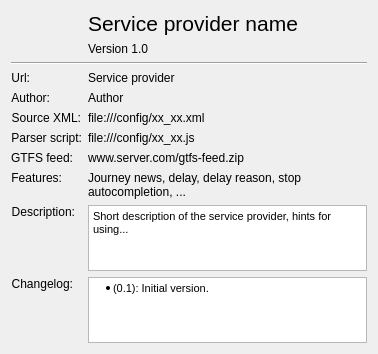
Before: the Qt Designer form libpublictransporthelper/providerData.ui in KDE/publictransport, drawn with Qt 5.
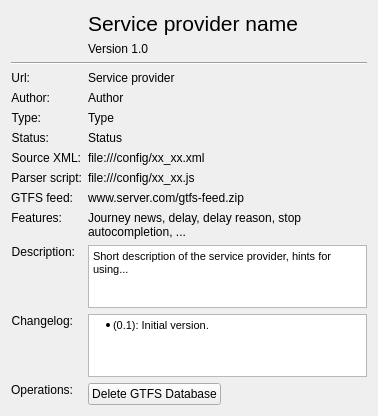
After: the same form once the commit is applied. Icons and pictures are not drawn. Custom widgets are drawn as their Qt base class.

Commit message: Make provider model/dialog dynamic, better sharing

The edit to the form file:
```diff
--- a/libpublictransporthelper/providerData.ui
+++ b/libpublictransporthelper/providerData.ui
@@ -7,7 +7,7 @@
     <x>0</x>
     <y>0</y>
     <width>378</width>
-    <height>354</height>
+    <height>409</height>
    </rect>
   </property>
   <property name="sizePolicy">
@@ -120,7 +120,7 @@
      </property>
     </widget>
    </item>
-   <item row="8" column="0">
+   <item row="10" column="0">
     <widget class="QLabel" name="lblFileName">
      <property name="text">
       <string>Source XML:</string>
@@ -130,7 +130,7 @@
      </property>
     </widget>
    </item>
-   <item row="8" column="1">
+   <item row="10" column="1">
     <widget class="KUrlLabel" name="fileName">
      <property name="sizePolicy">
       <sizepolicy hsizetype="Expanding" vsizetype="Preferred">
@@ -149,7 +149,7 @@
      </property>
     </widget>
    </item>
-   <item row="10" column="0">
+   <item row="12" column="0">
     <widget class="QLabel" name="lblScriptFileName">
      <property name="text">
       <string>Parser script:</string>
@@ -159,7 +159,7 @@
      </property>
     </widget>
    </item>
-   <item row="10" column="1">
+   <item row="12" column="1">
     <widget class="KUrlLabel" name="scriptFileName">
      <property name="sizePolicy">
       <sizepolicy hsizetype="Expanding" vsizetype="Preferred">
@@ -178,7 +178,7 @@
      </property>
     </widget>
    </item>
-   <item row="11" column="0">
+   <item row="13" column="0">
     <widget class="QLabel" name="lblGtfsFeed">
      <property name="text">
       <string>GTFS feed:</string>
@@ -188,7 +188,7 @@
      </property>
     </widget>
    </item>
-   <item row="11" column="1">
+   <item row="13" column="1">
     <widget class="QLabel" name="gtfsFeed">
      <property name="sizePolicy">
       <sizepolicy hsizetype="Expanding" vsizetype="Preferred">
@@ -204,7 +204,7 @@
      </property>
     </widget>
    </item>
-   <item row="12" column="0">
+   <item row="14" column="0">
     <widget class="QLabel" name="lblFeatures">
      <property name="text">
       <string>Features:</string>
@@ -214,7 +214,7 @@
      </property>
     </widget>
    </item>
-   <item row="12" column="1">
+   <item row="14" column="1">
     <widget class="QLabel" name="features">
      <property name="sizePolicy">
       <sizepolicy hsizetype="Expanding" vsizetype="Expanding">
@@ -233,7 +233,7 @@
      </property>
     </widget>
    </item>
-   <item row="13" column="0">
+   <item row="15" column="0">
     <widget class="QLabel" name="lblDescription">
      <property name="text">
       <string>Description:</string>
@@ -243,7 +243,7 @@
      </property>
     </widget>
    </item>
-   <item row="13" column="1">
+   <item row="15" column="1">
     <widget class="KTextBrowser" name="description">
      <property name="html">
       <string notr="true">&lt;!DOCTYPE HTML PUBLIC &quot;-//W3C//DTD HTML 4.0//EN&quot; &quot;http://www.w3.org/TR/REC-html40/strict.dtd&quot;&gt;
@@ -260,7 +260,7 @@
      </property>
     </widget>
    </item>
-   <item row="14" column="0">
+   <item row="16" column="0">
     <widget class="QLabel" name="lblChangelog">
      <property name="text">
       <string>Changelog:</string>
@@ -270,7 +270,7 @@
      </property>
     </widget>
    </item>
-   <item row="14" column="1">
+   <item row="16" column="1">
     <widget class="KTextBrowser" name="changelog">
      <property name="sizePolicy">
       <sizepolicy hsizetype="Expanding" vsizetype="Preferred">
@@ -299,6 +299,74 @@
      </property>
     </widget>
    </item>
+   <item row="17" column="0">
+    <widget class="QLabel" name="lblOperations">
+     <property name="text">
+      <string>Operations:</string>
+     </property>
+     <property name="alignment">
+      <set>Qt::AlignRight|Qt::AlignTop|Qt::AlignTrailing</set>
+     </property>
+    </widget>
+   </item>
+   <item row="17" column="1">
+    <widget class="KPushButton" name="deleteGtfsDatabaseButton">
+     <property name="text">
+      <string comment="@action:button">Delete GTFS Database</string>
+     </property>
+     <property name="icon">
+      <iconset theme="edit-delete">
+       <normaloff/>
+      </iconset>
+     </property>
+    </widget>
+   </item>
+   <item row="7" column="0">
+    <widget class="QLabel" name="lblType">
+     <property name="text">
+      <string>Type:</string>
+     </property>
+     <property name="alignment">
+      <set>Qt::AlignRight|Qt::AlignTrailing|Qt::AlignVCenter</set>
+     </property>
+    </widget>
+   </item>
+   <item row="7" column="1">
+    <widget class="QLabel" name="type">
+     <property name="sizePolicy">
+      <sizepolicy hsizetype="Expanding" vsizetype="Preferred">
+       <horstretch>0</horstretch>
+       <verstretch>0</verstretch>
+      </sizepolicy>
+     </property>
+     <property name="text">
+      <string notr="true">Type</string>
+     </property>
+    </widget>
+   </item>
+   <item row="8" column="0">
+    <widget class="QLabel" name="lblState">
+     <property name="text">
+      <string>Status:</string>
+     </property>
+     <property name="alignment">
+      <set>Qt::AlignRight|Qt::AlignTrailing|Qt::AlignVCenter</set>
+     </property>
+    </widget>
+   </item>
+   <item row="8" column="1">
+    <widget class="QLabel" name="state">
+     <property name="sizePolicy">
+      <sizepolicy hsizetype="Expanding" vsizetype="Preferred">
+       <horstretch>0</horstretch>
+       <verstretch>0</verstretch>
+      </sizepolicy>
+     </property>
+     <property name="text">
+      <string notr="true">Status</string>
+     </property>
+    </widget>
+   </item>
   </layout>
  </widget>
  <customwidgets>
@@ -312,6 +380,11 @@
    <extends>QLabel</extends>
    <header>kurllabel.h</header>
   </customwidget>
+  <customwidget>
+   <class>KPushButton</class>
+   <extends>QPushButton</extends>
+   <header>kpushbutton.h</header>
+  </customwidget>
  </customwidgets>
  <resources/>
  <connections/>
```
Left out of the diff: 3 changed lines with no effect on the pictures. The commit also changes 13 other files.
